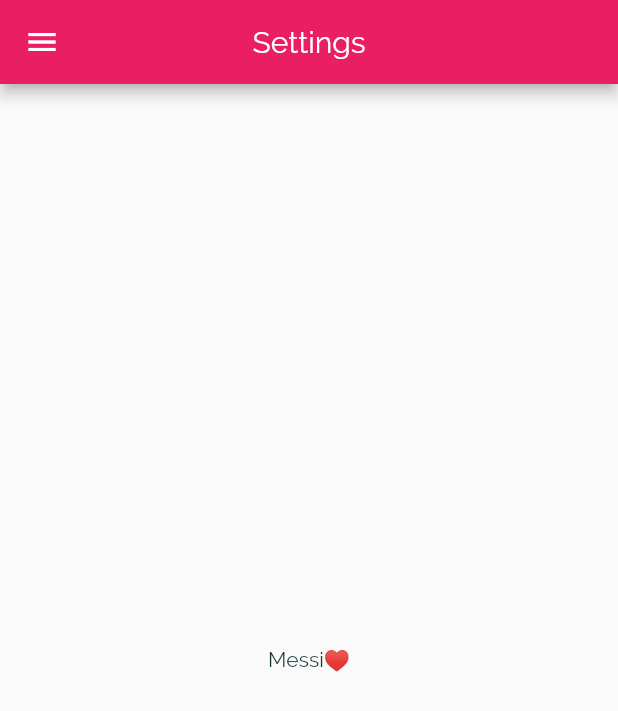
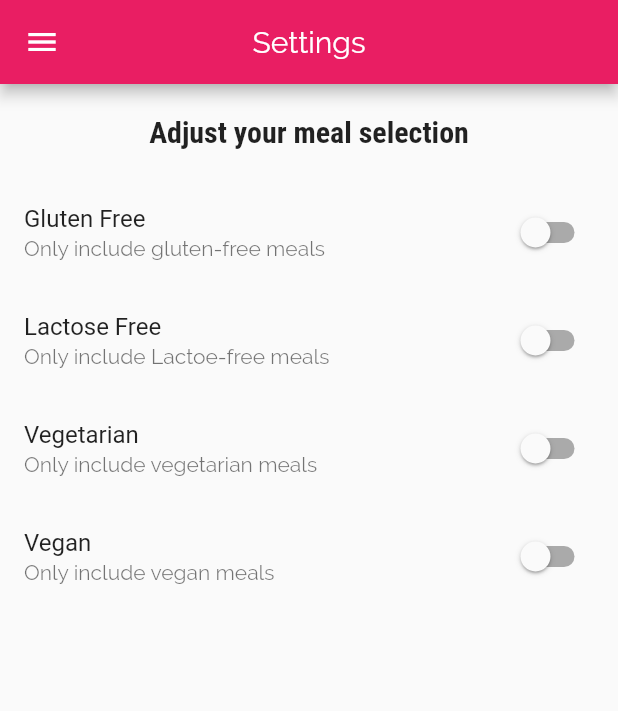
Before and after one commit to ahmed3ssem/deli_meals, a Flutter app: the SettingsScreen screen opened directly, on a phone screen of 412 x 824 dp. Shown: the top 711 px of the screen. Run offline on Flutter 3.47's test engine with Material 2 defaults, Android fonts, the phone set to English and light mode, and no system bars.

Commit message:
Adding Filter Switches

```diff
--- a/lib/screens/setting_screen.dart
+++ b/lib/screens/setting_screen.dart
@@ -1,7 +1,25 @@
 import 'package:deli_meals/widget/main_drwaer.dart';
 import 'package:flutter/material.dart';
 
-class SettingsScreen extends StatelessWidget {
+class SettingsScreen extends StatefulWidget{
+  @override
+  SettingsScreenState createState()=> SettingsScreenState();
+}
+class SettingsScreenState extends State<SettingsScreen> {
+  bool _glutenFree = false;
+  bool _vegetarian = false;
+  bool _vegan = false;
+  bool _lactoseFree = false;
+
+  Widget _buildSwitchListTitle(String title, bool value , String subTitle,Function updateValue){
+    return SwitchListTile(
+        title: Text(title),
+        value: value,
+        subtitle: Text(subTitle) ,
+        onChanged: updateValue
+    );
+  }
+
   @override
   Widget build(BuildContext context) {
     return Scaffold(
@@ -10,9 +28,34 @@ class SettingsScreen extends StatelessWidget {
         centerTitle: true,
       ),
       drawer: MainDrawer(),
-      body: Center(
-      child: Text("Messi♥"),
-      ),
+      body: Column(
+        children: <Widget>[
+          Container(
+            padding: EdgeInsets.all(20),
+            child: Text("Adjust your meal selection",
+              style: Theme.of(context).textTheme.title,
+            ),
+          ),
+          Expanded(
+              child: ListView(
+                children: <Widget>[
+                  _buildSwitchListTitle("Gluten Free",_glutenFree,"Only include gluten-free meals",(newValue){setState(() {
+                    _glutenFree = newValue;
+                  });}),
+                  _buildSwitchListTitle("Lactose Free",_lactoseFree,"Only include Lactoe-free meals",(newValue){setState(() {
+                    _lactoseFree = newValue;
+                  });}),
+                  _buildSwitchListTitle("Vegetarian",_vegetarian,"Only include vegetarian meals",(newValue){setState(() {
+                    _vegetarian = newValue;
+                  });}),
+                  _buildSwitchListTitle("Vegan",_vegan,"Only include vegan meals",(newValue){setState(() {
+                    _vegan = newValue;
+                  });}),
+                ],
+              )
+          )
+        ],
+      )
     );
   }
 }
```
